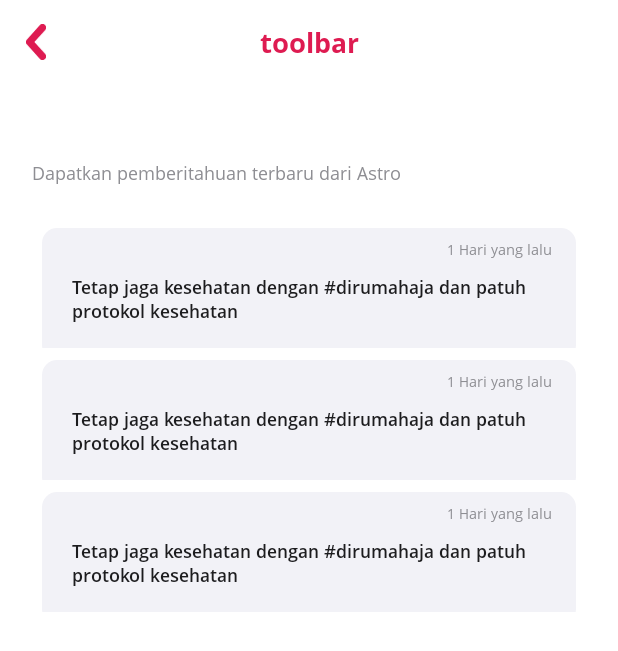
After one commit to mrrezkii/Android-Kotlin-AstroApp, an Android app: the layout activity_notifikasi.xml on its own in the app's theme, with its tools: preview values and no code run, on a phone screen of 412 x 824 dp. The commit adds this screen. Shown: the top 651 px of the screen. Run offline under Robolectric (Android 15) with nearby library versions, the phone set to English and light mode, and no system bars.

Commit message:
Add notifikasi template

```diff
--- a/app/src/main/AndroidManifest.xml
+++ b/app/src/main/AndroidManifest.xml
@@ -75,6 +75,10 @@
             android:screenOrientation="portrait"
             tools:ignore="LockedOrientationActivity" />
         <receiver android:name=".service.AlarmService" />
+        <activity
+            android:name=".data.view.activity.NotifikasiActivity"
+            android:screenOrientation="portrait"
+            tools:ignore="LockedOrientationActivity" />
     </application>
 
 </manifest>
--- /dev/null
+++ b/app/src/main/java/com/kedirilagi/astro/data/view/activity/NotifikasiActivity.kt
@@ -0,0 +1,27 @@
+package com.kedirilagi.astro.data.view.activity
+
+import android.os.Bundle
+import androidx.appcompat.app.AppCompatActivity
+import com.kedirilagi.astro.databinding.ActivityNotifikasiBinding
+
+class NotifikasiActivity : AppCompatActivity() {
+
+    private val binding: ActivityNotifikasiBinding by lazy {
+        ActivityNotifikasiBinding.inflate(
+            layoutInflater
+        )
+    }
+
+    override fun onCreate(savedInstanceState: Bundle?) {
+        super.onCreate(savedInstanceState)
+        setContentView(binding.root)
+        setupView()
+    }
+
+    private fun setupView() {
+        binding.tvToolbar.text = "Pemberitahuan"
+        binding.tvBack.setOnClickListener {
+            finish()
+        }
+    }
+}
--- a/app/src/main/java/com/kedirilagi/astro/data/view/fragment/bottomnav/BerandaFragment.kt
+++ b/app/src/main/java/com/kedirilagi/astro/data/view/fragment/bottomnav/BerandaFragment.kt
@@ -11,10 +11,7 @@ import androidx.fragment.app.Fragment
 import androidx.lifecycle.ViewModelProvider
 import com.kedirilagi.astro.constant.artikelDummy
 import com.kedirilagi.astro.data.model.ArtikelModel
-import com.kedirilagi.astro.data.view.activity.DetailArtikelActivity
-import com.kedirilagi.astro.data.view.activity.JadwalActivity
-import com.kedirilagi.astro.data.view.activity.RiwayatAktivitasActivity
-import com.kedirilagi.astro.data.view.activity.StatusActivity
+import com.kedirilagi.astro.data.view.activity.*
 import com.kedirilagi.astro.data.view.adapter.AktivitasAdapter
 import com.kedirilagi.astro.data.view.adapter.ArtikelAdapter
 import com.kedirilagi.astro.data.viewmodel.BerandaViewModel
@@ -90,6 +87,9 @@ class BerandaFragment : Fragment() {
         binding.tvHari.text = hari.toString()
         binding.tvTanggal.text = currDate
 
+        binding.btnNotif.setOnClickListener {
+            startActivity(Intent(requireContext(), NotifikasiActivity::class.java))
+        }
 
         binding.layoutSafe.root.setOnClickListener {
             val intent = Intent(requireContext(), StatusActivity::class.java)
--- /dev/null
+++ b/app/src/main/res/layout/activity_notifikasi.xml
@@ -0,0 +1,58 @@
+<?xml version="1.0" encoding="utf-8"?>
+<androidx.constraintlayout.widget.ConstraintLayout xmlns:android="http://schemas.android.com/apk/res/android"
+    xmlns:app="http://schemas.android.com/apk/res-auto"
+    xmlns:tools="http://schemas.android.com/tools"
+    android:layout_width="match_parent"
+    android:layout_height="match_parent"
+    tools:context=".data.view.activity.NotifikasiActivity">
+
+    <androidx.appcompat.widget.AppCompatImageView
+        android:id="@+id/tvBack"
+        android:layout_width="16dp"
+        android:layout_height="24dp"
+        android:layout_marginStart="16dp"
+        android:layout_marginTop="16dp"
+        android:src="@drawable/ic_arrow_red"
+        app:layout_constraintStart_toStartOf="parent"
+        app:layout_constraintTop_toTopOf="parent" />
+
+    <androidx.appcompat.widget.AppCompatTextView
+        android:id="@+id/tvToolbar"
+        android:layout_width="wrap_content"
+        android:layout_height="wrap_content"
+        android:fontFamily="@font/open_sans_bold"
+        android:paddingVertical="16sp"
+        android:paddingStart="@dimen/margin_normal"
+        android:paddingEnd="@dimen/margin_normal"
+        android:text="@string/toolbar_dummy"
+        android:textAlignment="center"
+        android:textColor="@color/colorPrimaryDark"
+        android:textSize="18sp"
+        app:layout_constraintEnd_toEndOf="parent"
+        app:layout_constraintStart_toStartOf="parent"
+        app:layout_constraintTop_toTopOf="parent" />
+
+    <androidx.appcompat.widget.AppCompatTextView
+        android:id="@+id/tvCaption"
+        android:layout_width="wrap_content"
+        android:layout_height="wrap_content"
+        android:layout_marginStart="21dp"
+        android:layout_marginTop="50dp"
+        android:fontFamily="@font/open_sans"
+        android:text="Dapatkan pemberitahuan terbaru dari Astro"
+        android:textColor="@color/colorGrey"
+        android:textSize="12sp"
+        app:layout_constraintStart_toStartOf="parent"
+        app:layout_constraintTop_toBottomOf="@+id/tvToolbar" />
+
+    <androidx.recyclerview.widget.RecyclerView
+        android:id="@+id/list_notifikasi"
+        android:layout_width="match_parent"
+        android:layout_height="wrap_content"
+        android:layout_margin="28dp"
+        app:layoutManager="androidx.recyclerview.widget.LinearLayoutManager"
+        app:layout_constraintTop_toBottomOf="@+id/tvCaption"
+        tools:layout_editor_absoluteX="28dp"
+        tools:listitem="@layout/adapter_notifikasi" />
+
+</androidx.constraintlayout.widget.ConstraintLayout>
--- /dev/null
+++ b/app/src/main/res/layout/adapter_notifikasi.xml
@@ -0,0 +1,45 @@
+<?xml version="1.0" encoding="utf-8"?>
+<androidx.cardview.widget.CardView xmlns:android="http://schemas.android.com/apk/res/android"
+    xmlns:app="http://schemas.android.com/apk/res-auto"
+    android:layout_width="match_parent"
+    android:layout_height="wrap_content"
+    app:cardCornerRadius="10dp"
+    app:cardElevation="0dp">
+
+    <androidx.constraintlayout.widget.ConstraintLayout
+        android:layout_width="match_parent"
+        android:layout_height="wrap_content"
+        android:layout_marginBottom="8dp"
+        android:background="@color/colorBackground">
+
+        <androidx.appcompat.widget.AppCompatTextView
+            android:id="@+id/appCompatTextView10"
+            android:layout_width="wrap_content"
+            android:layout_height="wrap_content"
+            android:layout_marginTop="8dp"
+            android:layout_marginEnd="16dp"
+            android:fontFamily="@font/open_sans"
+            android:text="1 Hari yang lalu"
+            android:textColor="#8E8E93"
+            android:textSize="9sp"
+            app:layout_constraintEnd_toEndOf="parent"
+            app:layout_constraintTop_toTopOf="parent" />
+
+        <androidx.appcompat.widget.AppCompatTextView
+            android:layout_width="wrap_content"
+            android:layout_height="wrap_content"
+            android:layout_marginTop="10dp"
+            android:fontFamily="@font/open_sans_semibold"
+            android:paddingHorizontal="20dp"
+            android:paddingBottom="16dp"
+            android:text="Tetap jaga kesehatan dengan #dirumahaja dan patuh protokol kesehatan"
+            android:textColor="@color/colorBlack"
+            android:textSize="12sp"
+            app:layout_constraintEnd_toEndOf="parent"
+            app:layout_constraintStart_toStartOf="parent"
+            app:layout_constraintTop_toBottomOf="@+id/appCompatTextView10" />
+
+    </androidx.constraintlayout.widget.ConstraintLayout>
+
+
+</androidx.cardview.widget.CardView>
```
